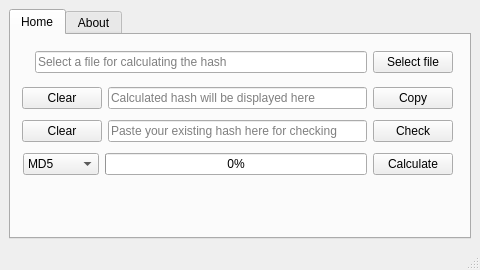
Above: ui/mainwindow.ui from Rizwan-Hasan/Free-Hash-Checker before the change. Below: the same form after it.
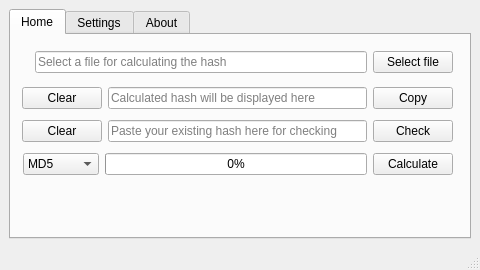
That is the form after the change. Icons and pictures are not drawn.

Diff of the .ui file:
```diff
--- a/ui/mainwindow.ui
+++ b/ui/mainwindow.ui
@@ -295,6 +295,11 @@
         </layout>
        </widget>
       </widget>
+      <widget class="QWidget" name="SettingsTab">
+       <attribute name="title">
+        <string>Settings</string>
+       </attribute>
+      </widget>
       <widget class="QWidget" name="AboutTab">
        <attribute name="title">
         <string>About</string>
```
